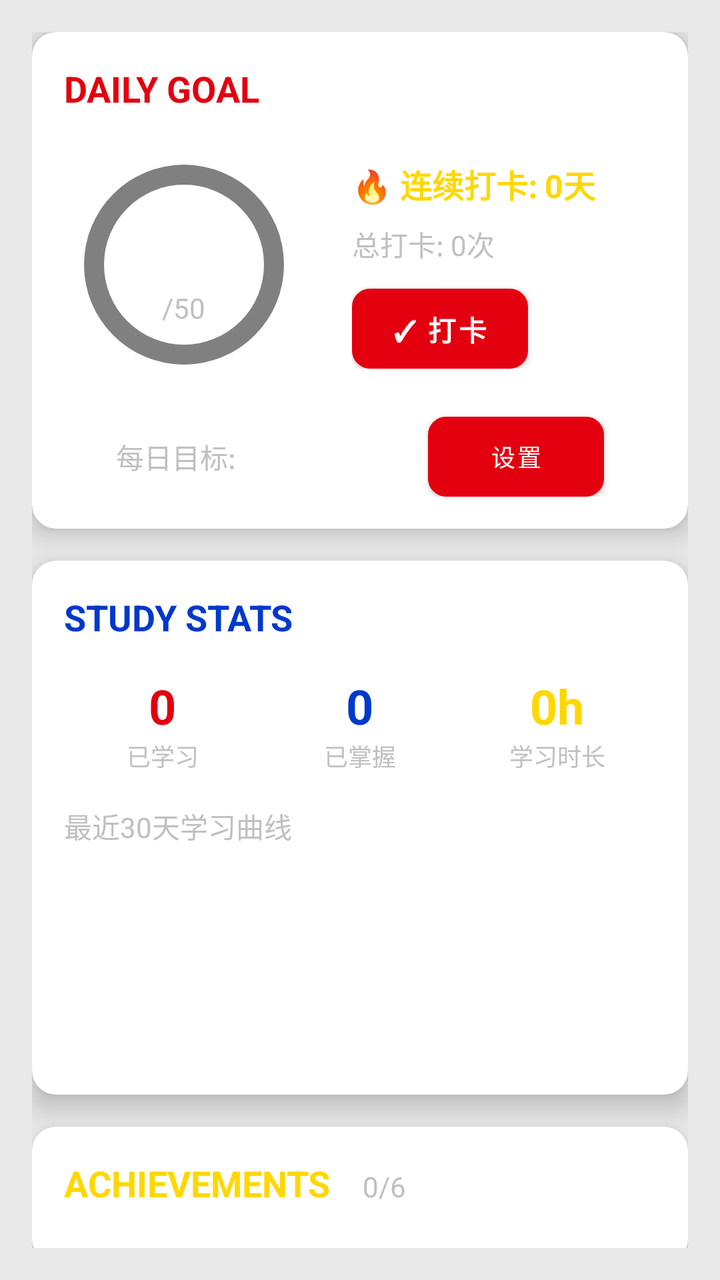
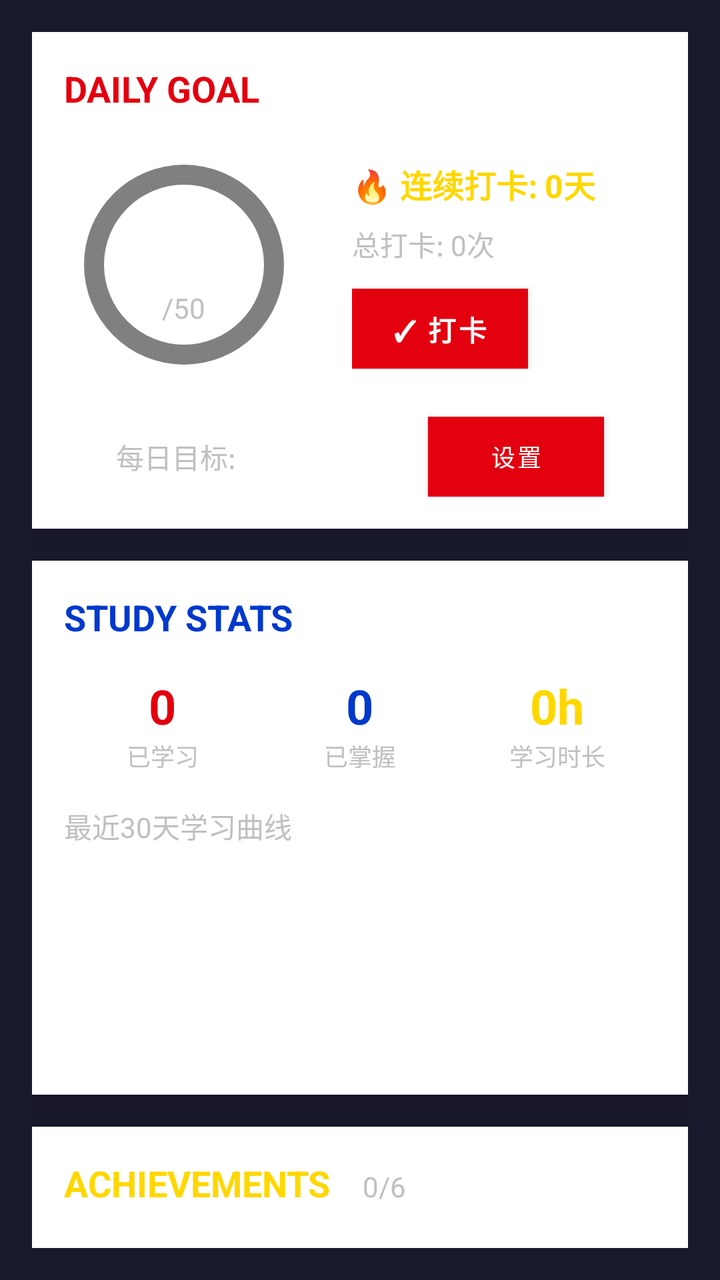

The first picture is an Android layout as it rendered before a commit; the second is the same layout after the commit. The layout source and the unified diff follow.
<!-- AndroidManifest.xml: application theme Theme.LearnE -->
<!-- res/layout/fragment_stats_new.xml -->
<?xml version="1.0" encoding="utf-8"?>
<ScrollView xmlns:android="http://schemas.android.com/apk/res/android"
    xmlns:app="http://schemas.android.com/apk/res-auto"
    android:layout_width="match_parent"
    android:layout_height="match_parent"
    android:background="@color/background"
    android:padding="16dp">

    <LinearLayout
        android:layout_width="match_parent"
        android:layout_height="wrap_content"
        android:orientation="vertical">

        
        <androidx.cardview.widget.CardView
            android:layout_width="match_parent"
            android:layout_height="wrap_content"
            app:cardBackgroundColor="@color/surface"
            app:cardCornerRadius="12dp"
            app:cardElevation="8dp">

            <LinearLayout
                android:layout_width="match_parent"
                android:layout_height="wrap_content"
                android:orientation="vertical"
                android:padding="16dp">

                <TextView
                    android:layout_width="wrap_content"
                    android:layout_height="wrap_content"
                    android:text="DAILY GOAL"
                    android:textColor="@color/primary"
                    android:textSize="18sp"
                    android:textStyle="bold"/>

                <LinearLayout
                    android:layout_width="match_parent"
                    android:layout_height="wrap_content"
                    android:orientation="horizontal"
                    android:layout_marginTop="16dp"
                    android:gravity="center">

                    
                    <FrameLayout
                        android:layout_width="120dp"
                        android:layout_height="120dp">

                        <ProgressBar
                            android:id="@+id/progress_goal"
                            style="?android:attr/progressBarStyleHorizontal"
                            android:layout_width="120dp"
                            android:layout_height="120dp"
                            android:progressDrawable="@drawable/progress_circle"
                            android:max="100"
                            android:progress="0"
                            android:layout_gravity="center"/>

                        <LinearLayout
                            android:layout_width="wrap_content"
                            android:layout_height="wrap_content"
                            android:orientation="vertical"
                            android:layout_gravity="center"
                            android:gravity="center">

                            <TextView
                                android:id="@+id/tv_goal_current"
                                android:layout_width="wrap_content"
                                android:layout_height="wrap_content"
                                android:text="0"
                                android:textColor="@color/white"
                                android:textSize="32sp"
                                android:textStyle="bold"/>

                            <TextView
                                android:id="@+id/tv_goal_target"
                                android:layout_width="wrap_content"
                                android:layout_height="wrap_content"
                                android:text="/50"
                                android:textColor="@color/text_secondary"
                                android:textSize="14sp"/>

                        </LinearLayout>

                    </FrameLayout>

                    
                    <LinearLayout
                        android:layout_width="0dp"
                        android:layout_height="wrap_content"
                        android:layout_weight="1"
                        android:orientation="vertical"
                        android:layout_marginStart="24dp">

                        <TextView
                            android:id="@+id/tv_streak"
                            android:layout_width="wrap_content"
                            android:layout_height="wrap_content"
                            android:text="🔥 连续打卡: 0天"
                            android:textColor="@color/gundam_yellow"
                            android:textSize="16sp"
                            android:textStyle="bold"/>

                        <TextView
                            android:id="@+id/tv_total_checkins"
                            android:layout_width="wrap_content"
                            android:layout_height="wrap_content"
                            android:text="总打卡: 0次"
                            android:textColor="@color/text_secondary"
                            android:textSize="14sp"
                            android:layout_marginTop="8dp"/>

                        <Button
                            android:id="@+id/btn_check_in"
                            android:layout_width="wrap_content"
                            android:layout_height="40dp"
                            android:text="✓ 打卡"
                            android:background="@drawable/btn_primary"
                            android:textColor="@color/white"
                            android:layout_marginTop="12dp"
                            android:textSize="14sp"
                            android:textStyle="bold"/>

                    </LinearLayout>

                </LinearLayout>

                
                <LinearLayout
                    android:layout_width="match_parent"
                    android:layout_height="wrap_content"
                    android:orientation="horizontal"
                    android:layout_marginTop="16dp"
                    android:gravity="center">

                    <TextView
                        android:layout_width="wrap_content"
                        android:layout_height="wrap_content"
                        android:text="每日目标:"
                        android:textColor="@color/text_secondary"
                        android:textSize="14sp"/>

                    <EditText
                        android:id="@+id/et_goal_target"
                        android:layout_width="80dp"
                        android:layout_height="40dp"
                        android:inputType="number"
                        android:text="50"
                        android:textColor="@color/white"
                        android:background="@color/surface"
                        android:gravity="center"
                        android:layout_marginStart="8dp"/>

                    <Button
                        android:id="@+id/btn_set_goal"
                        android:layout_width="wrap_content"
                        android:layout_height="40dp"
                        android:text="设置"
                        android:background="@drawable/btn_accent"
                        android:textColor="@color/white"
                        android:layout_marginStart="8dp"
                        android:textSize="12sp"/>

                </LinearLayout>

            </LinearLayout>

        </androidx.cardview.widget.CardView>

        
        <androidx.cardview.widget.CardView
            android:layout_width="match_parent"
            android:layout_height="wrap_content"
            android:layout_marginTop="16dp"
            app:cardBackgroundColor="@color/surface"
            app:cardCornerRadius="12dp"
            app:cardElevation="8dp">

            <LinearLayout
                android:layout_width="match_parent"
                android:layout_height="wrap_content"
                android:orientation="vertical"
                android:padding="16dp">

                <TextView
                    android:layout_width="wrap_content"
                    android:layout_height="wrap_content"
                    android:text="STUDY STATS"
                    android:textColor="@color/accent"
                    android:textSize="18sp"
                    android:textStyle="bold"/>

                
                <LinearLayout
                    android:layout_width="match_parent"
                    android:layout_height="wrap_content"
                    android:orientation="horizontal"
                    android:layout_marginTop="16dp">

                    <LinearLayout
                        android:layout_width="0dp"
                        android:layout_height="wrap_content"
                        android:layout_weight="1"
                        android:orientation="vertical"
                        android:gravity="center">

                        <TextView
                            android:id="@+id/tv_total_learned"
                            android:layout_width="wrap_content"
                            android:layout_height="wrap_content"
                            android:text="0"
                            android:textColor="@color/primary"
                            android:textSize="24sp"
                            android:textStyle="bold"/>

                        <TextView
                            android:layout_width="wrap_content"
                            android:layout_height="wrap_content"
                            android:text="已学习"
                            android:textColor="@color/text_secondary"
                            android:textSize="12sp"/>

                    </LinearLayout>

                    <LinearLayout
                        android:layout_width="0dp"
                        android:layout_height="wrap_content"
                        android:layout_weight="1"
                        android:orientation="vertical"
                        android:gravity="center">

                        <TextView
                            android:id="@+id/tv_total_mastered"
                            android:layout_width="wrap_content"
                            android:layout_height="wrap_content"
                            android:text="0"
                            android:textColor="@color/accent"
                            android:textSize="24sp"
                            android:textStyle="bold"/>

                        <TextView
                            android:layout_width="wrap_content"
                            android:layout_height="wrap_content"
                            android:text="已掌握"
                            android:textColor="@color/text_secondary"
                            android:textSize="12sp"/>

                    </LinearLayout>

                    <LinearLayout
                        android:layout_width="0dp"
                        android:layout_height="wrap_content"
                        android:layout_weight="1"
                        android:orientation="vertical"
                        android:gravity="center">

                        <TextView
                            android:id="@+id/tv_total_duration"
                            android:layout_width="wrap_content"
                            android:layout_height="wrap_content"
                            android:text="0h"
                            android:textColor="@color/gundam_yellow"
                            android:textSize="24sp"
                            android:textStyle="bold"/>

                        <TextView
                            android:layout_width="wrap_content"
                            android:layout_height="wrap_content"
                            android:text="学习时长"
                            android:textColor="@color/text_secondary"
                            android:textSize="12sp"/>

                    </LinearLayout>

                </LinearLayout>

                
                <TextView
                    android:layout_width="wrap_content"
                    android:layout_height="wrap_content"
                    android:text="最近30天学习曲线"
                    android:textColor="@color/text_secondary"
                    android:textSize="14sp"
                    android:layout_marginTop="16dp"/>

                
                <LinearLayout
                    android:id="@+id/chart_container"
                    android:layout_width="match_parent"
                    android:layout_height="100dp"
                    android:orientation="horizontal"
                    android:layout_marginTop="8dp"
                    android:gravity="bottom"/>

            </LinearLayout>

        </androidx.cardview.widget.CardView>

        
        <androidx.cardview.widget.CardView
            android:layout_width="match_parent"
            android:layout_height="wrap_content"
            android:layout_marginTop="16dp"
            app:cardBackgroundColor="@color/surface"
            app:cardCornerRadius="12dp"
            app:cardElevation="8dp">

            <LinearLayout
                android:layout_width="match_parent"
                android:layout_height="wrap_content"
                android:orientation="vertical"
                android:padding="16dp">

                <LinearLayout
                    android:layout_width="match_parent"
                    android:layout_height="wrap_content"
                    android:orientation="horizontal">

                    <TextView
                        android:layout_width="wrap_content"
                        android:layout_height="wrap_content"
                        android:text="ACHIEVEMENTS"
                        android:textColor="@color/gundam_yellow"
                        android:textSize="18sp"
                        android:textStyle="bold"/>

                    <TextView
                        android:id="@+id/tv_unlocked_count"
                        android:layout_width="wrap_content"
                        android:layout_height="wrap_content"
                        android:text="0/6"
                        android:textColor="@color/text_secondary"
                        android:textSize="14sp"
                        android:layout_marginStart="16dp"/>

                </LinearLayout>

                
                <androidx.recyclerview.widget.RecyclerView
                    android:id="@+id/rv_achievements"
                    android:layout_width="match_parent"
                    android:layout_height="wrap_content"
                    android:layout_marginTop="12dp"
                    android:nestedScrollingEnabled="false"/>

            </LinearLayout>

        </androidx.cardview.widget.CardView>

    </LinearLayout>

</ScrollView>
<!-- resources referenced by this layout -->
<resources>
  <color name="accent">#0039CB</color>
  <color name="background">#E8E8E8</color>
  <color name="gundam_yellow">#FFD700</color>
  <color name="primary">#E3000F</color>
  <color name="surface">#FFFFFF</color>
  <color name="text_secondary">#C0C0C0</color>
  <color name="white">#FFFFFFFF</color>
  <!-- drawable btn_accent (drawable) -->
  <?xml version="1.0" encoding="utf-8"?>
  <shape xmlns:android="http://schemas.android.com/apk/res/android"
      android:shape="rectangle">
      <solid android:color="@color/accent"/>
      <corners android:radius="8dp"/>
      <stroke android:width="2dp" android:color="@color/white"/>
  </shape>
  <!-- drawable btn_primary (drawable) -->
  <?xml version="1.0" encoding="utf-8"?>
  <shape xmlns:android="http://schemas.android.com/apk/res/android"
      android:shape="rectangle">
      <solid android:color="@color/primary"/>
      <corners android:radius="8dp"/>
      <stroke android:width="2dp" android:color="@color/white"/>
  </shape>
  <!-- drawable progress_circle (drawable) -->
  <?xml version="1.0" encoding="utf-8"?>
  <layer-list xmlns:android="http://schemas.android.com/apk/res/android">
      <item>
          <shape android:shape="ring"
              android:thicknessRatio="12"
              android:useLevel="false">
              <solid android:color="@color/gundam_gray"/>
          </shape>
      </item>
      <item>
          <shape android:shape="ring"
              android:thicknessRatio="12"
              android:useLevel="true">
              <gradient android:startColor="@color/primary"
                  android:endColor="@color/accent"
                  android:type="sweep"/>
          </shape>
      </item>
  </layer-list>
  <style name="Theme.LearnE" parent="Theme.MaterialComponents.Light.NoActionBar">
          <item name="colorPrimary">@color/primary</item>
          <item name="colorPrimaryDark">@color/primary_dark</item>
          <item name="colorAccent">@color/accent</item>
      </style>
  <color name="gundam_gray">#808080</color>
  <color name="primary_dark">#B3000C</color>
</resources>

<!-- the commit's change to res/layout/fragment_stats_new.xml (unified diff, before → after) -->
@@ -3,7 +3,7 @@
     xmlns:app="http://schemas.android.com/apk/res-auto"
     android:layout_width="match_parent"
     android:layout_height="match_parent"
-    android:background="@color/background"
+    android:background="@color/mecha_hull"
     android:padding="16dp">
 
     <LinearLayout
@@ -16,7 +16,7 @@
             android:layout_width="match_parent"
             android:layout_height="wrap_content"
             app:cardBackgroundColor="@color/surface"
-            app:cardCornerRadius="12dp"
+            app:cardCornerRadius="0dp"
             app:cardElevation="8dp">
 
             <LinearLayout
@@ -172,7 +172,7 @@
             android:layout_height="wrap_content"
             android:layout_marginTop="16dp"
             app:cardBackgroundColor="@color/surface"
-            app:cardCornerRadius="12dp"
+            app:cardCornerRadius="0dp"
             app:cardElevation="8dp">
 
             <LinearLayout
@@ -301,7 +301,7 @@
             android:layout_height="wrap_content"
             android:layout_marginTop="16dp"
             app:cardBackgroundColor="@color/surface"
-            app:cardCornerRadius="12dp"
+            app:cardCornerRadius="0dp"
             app:cardElevation="8dp">
 
             <LinearLayout
<!-- resource entries referenced after the edit -->
@@ -1,28 +1,44 @@
 <!-- resources referenced by this layout -->
 <resources>
   <color name="accent">#0039CB</color>
-  <color name="background">#E8E8E8</color>
   <color name="gundam_yellow">#FFD700</color>
+  <color name="mecha_hull">#1A1A2E</color>
   <color name="primary">#E3000F</color>
   <color name="surface">#FFFFFF</color>
   <color name="text_secondary">#C0C0C0</color>
   <color name="white">#FFFFFFFF</color>
   <!-- drawable btn_accent (drawable) -->
   <?xml version="1.0" encoding="utf-8"?>
-  <shape xmlns:android="http://schemas.android.com/apk/res/android"
-      android:shape="rectangle">
-      <solid android:color="@color/accent"/>
-      <corners android:radius="8dp"/>
-      <stroke android:width="2dp" android:color="@color/white"/>
-  </shape>
+  <selector xmlns:android="http://schemas.android.com/apk/res/android">
+      <item android:state_pressed="true">
+          <shape android:shape="rectangle">
+              <solid android:color="#002D9E"/>
+              <stroke android:width="2dp" android:color="#FFD700"/>
+          </shape>
+      </item>
+      <item>
+          <shape android:shape="rectangle">
+              <solid android:color="#0039CB"/>
+              <stroke android:width="1dp" android:color="#C0C0C0"/>
+          </shape>
+      </item>
+  </selector>
   <!-- drawable btn_primary (drawable) -->
   <?xml version="1.0" encoding="utf-8"?>
-  <shape xmlns:android="http://schemas.android.com/apk/res/android"
-      android:shape="rectangle">
-      <solid android:color="@color/primary"/>
-      <corners android:radius="8dp"/>
-      <stroke android:width="2dp" android:color="@color/white"/>
-  </shape>
+  <selector xmlns:android="http://schemas.android.com/apk/res/android">
+      <item android:state_pressed="true">
+          <shape android:shape="rectangle">
+              <solid android:color="#B3000C"/>
+              <stroke android:width="2dp" android:color="#FFD700"/>
+          </shape>
+      </item>
+      <item>
+          <shape android:shape="rectangle">
+              <solid android:color="#E3000F"/>
+              <stroke android:width="1dp" android:color="#C0C0C0"/>
+          </shape>
+      </item>
+  </selector>
   <!-- drawable progress_circle (drawable) -->
   <?xml version="1.0" encoding="utf-8"?>
   <layer-list xmlns:android="http://schemas.android.com/apk/res/android">
@@ -44,11 +60,17 @@
       </item>
   </layer-list>
   <style name="Theme.LearnE" parent="Theme.MaterialComponents.Light.NoActionBar">
-          <item name="colorPrimary">@color/primary</item>
-          <item name="colorPrimaryDark">@color/primary_dark</item>
-          <item name="colorAccent">@color/accent</item>
+          <item name="colorPrimary">@color/mecha_red</item>
+          <item name="colorPrimaryDark">@color/mecha_red_dark</item>
+          <item name="colorAccent">@color/mecha_gold</item>
+          <item name="android:windowBackground">@color/mecha_offwhite</item>
+          <item name="android:statusBarColor">@color/mecha_hull</item>
+          <item name="android:navigationBarColor">@color/mecha_hull</item>
       </style>
   <color name="gundam_gray">#808080</color>
-  <color name="primary_dark">#B3000C</color>
+  <color name="mecha_red">#E3000F</color>
+  <color name="mecha_red_dark">#B3000C</color>
+  <color name="mecha_gold">#FFD700</color>
+  <color name="mecha_offwhite">#E8ECF0</color>
 </resources>
 
